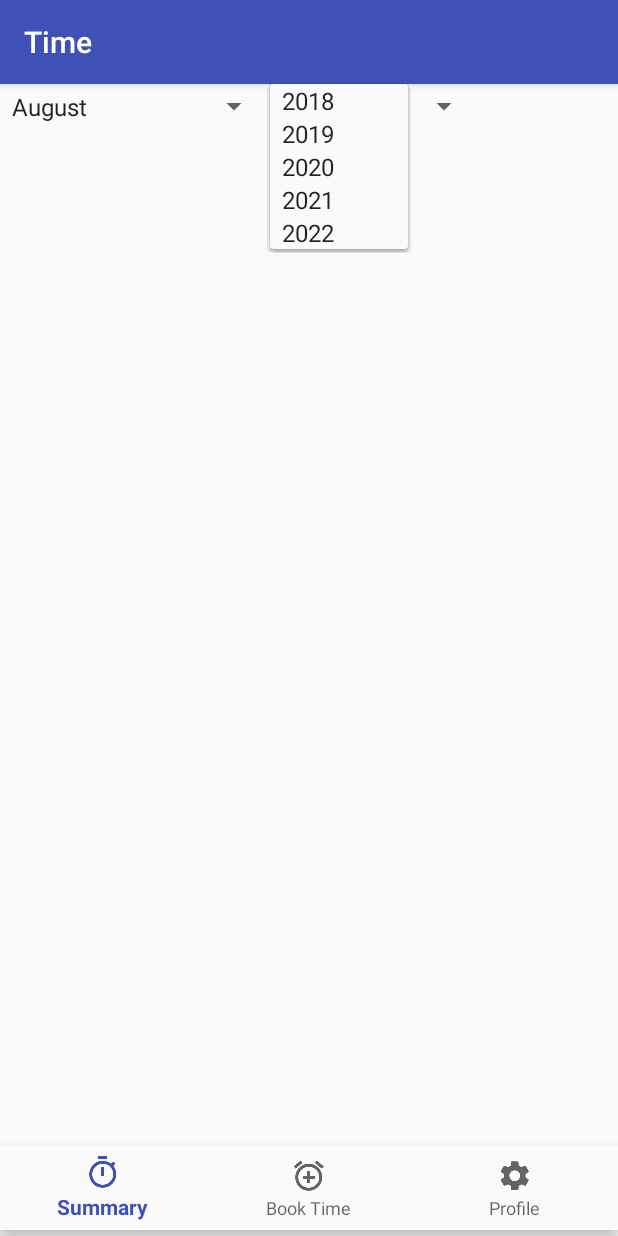
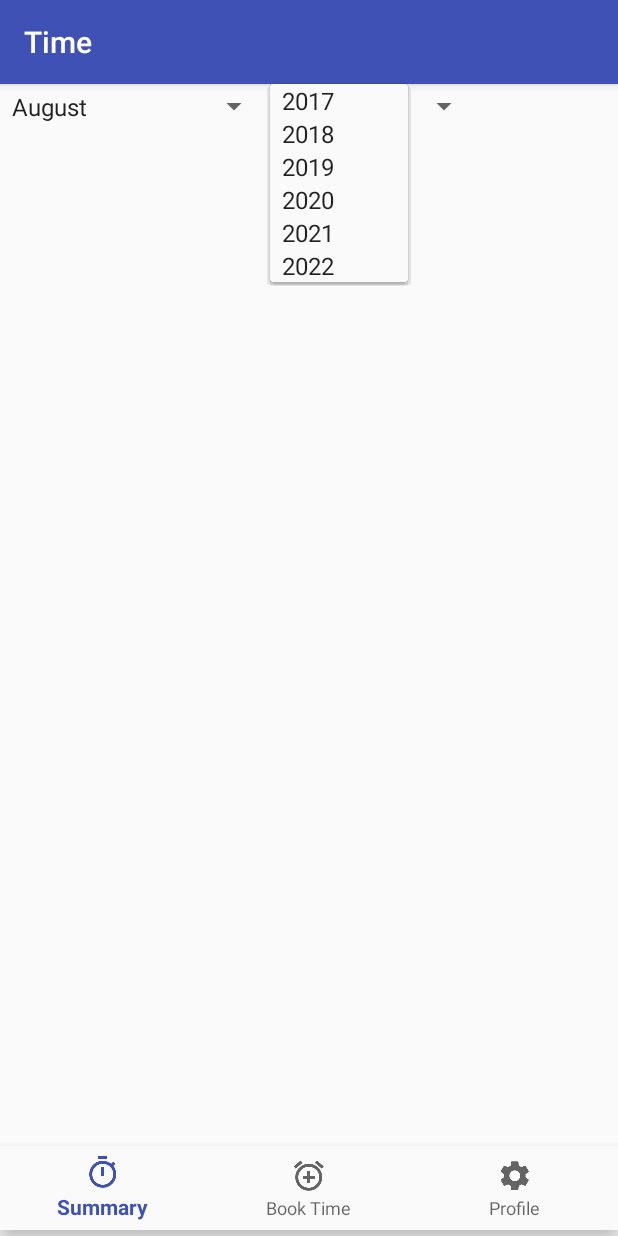
Before and after one commit to Pete1551/Time, an Android app: the screen it shows after launch (MainActivity), after a tap on "2018", on a phone screen of 412 x 824 dp. Run offline under Robolectric (Android 15) with nearby library versions, the phone set to English and light mode, and no system bars; libraries missing offline, so code that uses them is left out: org.jetbrains.anko; 2 statements that could not run were skipped.

```diff
--- a/app/src/main/java/com/aston/phenders/time01/activities/MainActivity.kt
+++ b/app/src/main/java/com/aston/phenders/time01/activities/MainActivity.kt
@@ -16,12 +16,12 @@ class MainActivity : AppCompatActivity() {
     private val profile: Profile
     val summary: Summary
     private val bookTime: BookTime
+    var loadPrefs : Boolean = true
 
     init {
         profile = Profile()
         summary = Summary()
         bookTime = BookTime()
-
     }
 
 
@@ -48,7 +48,6 @@ class MainActivity : AppCompatActivity() {
     override fun onCreate(savedInstanceState: Bundle?) {
         super.onCreate(savedInstanceState)
         setContentView(R.layout.activity_main)
-        //setContentView(R.layout.activity_main)
 
 
         navigation.setOnNavigationItemSelectedListener(mOnNavigationItemSelectedListener)
@@ -59,6 +58,7 @@ class MainActivity : AppCompatActivity() {
     }
 
     fun returnToSummary() {
+        loadPrefs = true
         val transaction = supportFragmentManager.beginTransaction()
         transaction.replace(R.id.main_fragment, summary)
         transaction.commit()
--- a/app/src/main/java/com/aston/phenders/time01/database/UserTable.kt
+++ b/app/src/main/java/com/aston/phenders/time01/database/UserTable.kt
@@ -44,8 +44,7 @@ class UserTable(val db: DatabaseHelper) : AnkoLogger {
 
     fun updateUser(user: User) {
         db.use {
-            warn("In Update")
-            warn(user.projectCode)
+
             update("user",
                     "projectCode" to user.projectCode,
                     "projectTask" to user.projectTask,
--- a/app/src/main/java/com/aston/phenders/time01/fragments/Profile.kt
+++ b/app/src/main/java/com/aston/phenders/time01/fragments/Profile.kt
@@ -7,6 +7,7 @@ import android.view.View
 import android.view.ViewGroup
 import android.widget.*
 import com.aston.phenders.time01.R
+import com.aston.phenders.time01.activities.MainActivity
 import com.aston.phenders.time01.database.DatabaseHelper
 import com.aston.phenders.time01.database.UserTable
 import com.aston.phenders.time01.models.User
@@ -42,8 +43,6 @@ class Profile : Fragment(), AnkoLogger {
         warn("user prefs retrieved")
         codeView.setText(user.projectCode)
         taskView.setText(user.projectTask)
-        warn("cat: " + user.category)
-        warn(adapter.getPosition(user.category))
         categoryView.setSelection(adapter.getPosition(user.category))
         hoursView.setText(user.workingHours.toString())
         weekendView.isChecked = user.worksWeekends!!.toBoolean()
@@ -58,6 +57,7 @@ class Profile : Fragment(), AnkoLogger {
             newPrefs.worksWeekends = weekendView.isChecked.toString()
 
             userTable.updateUser(newPrefs)
+            (activity as MainActivity).loadPrefs = true //refect changes in book time page
             toast("Preferences Updated.")
 
         }
--- a/app/src/main/java/com/aston/phenders/time01/fragments/Summary.kt
+++ b/app/src/main/java/com/aston/phenders/time01/fragments/Summary.kt
@@ -63,9 +63,8 @@ class Summary : Fragment(), AnkoLogger {
 
         }
 
-
         monthSpinner!!.setSelection(dateNow.get(Calendar.MONTH))
-        yearSpinner!!.setSelection(0)//change to get current year
+        yearSpinner!!.setSelection(yearSpinnerAdapter.getPosition((dateNow.get(Calendar.YEAR)).toString()))
 
 
         return view
@@ -73,16 +72,6 @@ class Summary : Fragment(), AnkoLogger {
 
     override fun onResume() {
         super.onResume()
-    }
-
-    fun getTodaysMonthAsInt() {
-
-        TODO("Not Implemented")
-    }
-
-    fun getTodaysYearAsInt() {
-
-        TODO("Not Implemented")
     }
 
     private fun getTimeCards() {
--- a/app/src/main/res/layout/fragment_profile.xml
+++ b/app/src/main/res/layout/fragment_profile.xml
@@ -62,6 +62,6 @@
         android:id="@+id/button_save_prefs"
         android:layout_width="wrap_content"
         android:layout_height="wrap_content"
-        android:text="Book Time"
+        android:text="Update Default Values"
         app:layout_constraintTop_toBottomOf="@id/checkbox_profile_include_weekends"/>
 </android.support.constraint.ConstraintLayout>
--- a/app/src/main/res/values/strings.xml
+++ b/app/src/main/res/values/strings.xml
@@ -30,6 +30,7 @@
     </string-array>
 
     <string-array name="years_array">
+        <item>2017</item>
         <item>2018</item>
         <item>2019</item>
         <item>2020</item>
```
Also changed, not shown: app/src/main/java/com/aston/phenders/time01/fragments/BookTime.kt (+49 -17 lines).
